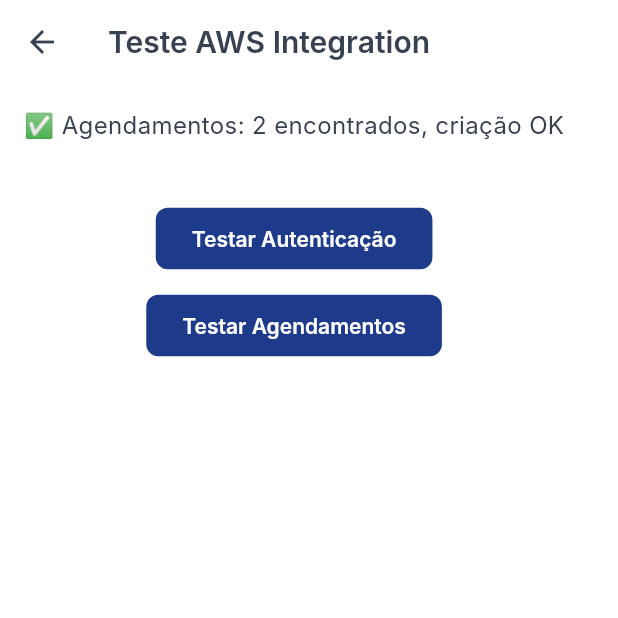
After one commit to leorecoa/flutter_application_1, a Flutter app: the TestAWSIntegration screen opened directly, after a tap on "Testar Autenticação", after a tap on "Testar Agendamentos", on a phone screen of 412 x 824 dp, the top half of it. The commit adds this screen. Run offline on Flutter 3.47's test engine with Material 3 defaults, Android fonts, the phone set to English and light mode, and no system bars; our stand-ins replace dio, fl_chart, flutter_riverpod, go_router, logger, pdf; missing offline and left inert: amplify_api, amplify_auth_cognito, amplify_flutter, amplify_storage_s3, mailer; accounts and stored records are empty; network calls fail; Roboto replaces fonts that are missing (Inter).

Commit message:
feat: Adicionar configuração e scripts para integração com AWS, incluindo deploy e serviços de agendamento

```diff
--- a/lib/core/config/aws_config.dart
+++ b/lib/core/config/aws_config.dart
@@ -1,11 +1,13 @@
 class AWSConfig {
-  // Substitua pelos valores do seu User Pool
   static const String region = 'us-east-1';
-  static const String userPoolId = 'us-east-1_XXXXXXXXX'; // Pegar do console
-  static const String clientId = 'xxxxxxxxxxxxxxxxxxxxxxxxxx'; // Pegar do console
-  static const String identityPoolId = 'us-east-1:xxxxxxxx-xxxx-xxxx-xxxx-xxxxxxxxxxxx'; // Opcional
+  static const String cognitoUserPoolId = 'us-east-1_1ILlzLRnO';
+  static const String cognitoClientId = '7pcl8uniop2pphr76mc5vk8lao';
+  static const String dynamoTableName = 'agendamentos-app-agendamentos';
 
-  // Endpoints
-  static const String cognitoEndpoint = 'https://cognito-idp.$region.amazonaws.com/';
-  static const String cognitoIdentityEndpoint = 'https://cognito-identity.$region.amazonaws.com/';
+  // Mock endpoints para desenvolvimento
+  static const String apiGatewayUrl = 'https://mock-api.dev';
+  static const String authEndpoint = '$apiGatewayUrl/auth';
+  static const String agendamentosEndpoint = '$apiGatewayUrl/agendamentos';
+  static const String pagamentosEndpoint = '$apiGatewayUrl/pagamentos';
+  static const String subscriptionEndpoint = '$apiGatewayUrl/subscription';
 }
--- /dev/null
+++ b/lib/core/services/api_client.dart
@@ -0,0 +1,85 @@
+import 'dart:convert';
+import 'package:http/http.dart' as http;
+import 'auth_service.dart';
+
+class ApiClient {
+  static Future<http.Response> get(String url) async {
+    final response = await http.get(
+      Uri.parse(url),
+      headers: AuthService.getAuthHeaders(),
+    );
+
+    if (response.statusCode == 401) {
+      final refreshed = await AuthService.refreshAccessToken();
+      if (refreshed) {
+        return await http.get(
+          Uri.parse(url),
+          headers: AuthService.getAuthHeaders(),
+        );
+      }
+    }
+
+    return response;
+  }
+
+  static Future<http.Response> post(String url, Map<String, dynamic> body) async {
+    final response = await http.post(
+      Uri.parse(url),
+      headers: AuthService.getAuthHeaders(),
+      body: json.encode(body),
+    );
+
+    if (response.statusCode == 401) {
+      final refreshed = await AuthService.refreshAccessToken();
+      if (refreshed) {
+        return await http.post(
+          Uri.parse(url),
+          headers: AuthService.getAuthHeaders(),
+          body: json.encode(body),
+        );
+      }
+    }
+
+    return response;
+  }
+
+  static Future<http.Response> put(String url, Map<String, dynamic> body) async {
+    final response = await http.put(
+      Uri.parse(url),
+      headers: AuthService.getAuthHeaders(),
+      body: json.encode(body),
+    );
+
+    if (response.statusCode == 401) {
+      final refreshed = await AuthService.refreshAccessToken();
+      if (refreshed) {
+        return await http.put(
+          Uri.parse(url),
+          headers: AuthService.getAuthHeaders(),
+          body: json.encode(body),
+        );
+      }
+    }
+
+    return response;
+  }
+
+  static Future<http.Response> delete(String url) async {
+    final response = await http.delete(
+      Uri.parse(url),
+      headers: AuthService.getAuthHeaders(),
+    );
+
+    if (response.statusCode == 401) {
+      final refreshed = await AuthService.refreshAccessToken();
+      if (refreshed) {
+        return await http.delete(
+          Uri.parse(url),
+          headers: AuthService.getAuthHeaders(),
+        );
+      }
+    }
+
+    return response;
+  }
+}
--- /dev/null
+++ b/lib/core/services/auth_service.dart
@@ -0,0 +1,89 @@
+import 'dart:convert';
+import 'package:http/http.dart' as http;
+import '../config/aws_config.dart';
+
+class AuthService {
+  static String? _accessToken;
+  static String? _refreshToken;
+  static String? _userId;
+
+  static String? get accessToken => _accessToken;
+  static String? get userId => _userId;
+  static bool get isAuthenticated => _accessToken != null;
+
+  static Future<bool> login(String email, String password) async {
+    try {
+      final response = await http.post(
+        Uri.parse('${AWSConfig.authEndpoint}/login'),
+        headers: {'Content-Type': 'application/json'},
+        body: json.encode({
+          'email': email,
+          'password': password,
+        }),
+      );
+
+      if (response.statusCode == 200) {
+        final data = json.decode(response.body);
+        _accessToken = data['accessToken'];
+        _refreshToken = data['refreshToken'];
+        _userId = data['userId'];
+        return true;
+      }
+      return false;
+    } catch (e) {
+      return false;
+    }
+  }
+
+  static Future<bool> register(String email, String password, String name) async {
+    try {
+      final response = await http.post(
+        Uri.parse('${AWSConfig.authEndpoint}/register'),
+        headers: {'Content-Type': 'application/json'},
+        body: json.encode({
+          'email': email,
+          'password': password,
+          'name': name,
+        }),
+      );
+
+      return response.statusCode == 201;
+    } catch (e) {
+      return false;
+    }
+  }
+
+  static Future<void> logout() async {
+    _accessToken = null;
+    _refreshToken = null;
+    _userId = null;
+  }
+
+  static Future<bool> refreshAccessToken() async {
+    if (_refreshToken == null) return false;
+
+    try {
+      final response = await http.post(
+        Uri.parse('${AWSConfig.authEndpoint}/refresh'),
+        headers: {'Content-Type': 'application/json'},
+        body: json.encode({'refreshToken': _refreshToken}),
+      );
+
+      if (response.statusCode == 200) {
+        final data = json.decode(response.body);
+        _accessToken = data['accessToken'];
+        return true;
+      }
+      return false;
+    } catch (e) {
+      return false;
+    }
+  }
+
+  static Map<String, String> getAuthHeaders() {
+    return {
+      'Content-Type': 'application/json',
+      if (_accessToken != null) 'Authorization': 'Bearer $_accessToken',
+    };
+  }
+}
--- a/lib/features/appointments/models/agendamento_model.dart
+++ b/lib/features/appointments/models/agendamento_model.dart
@@ -54,6 +54,41 @@
       observacoes: observacoes ?? this.observacoes,
     );
   }
+
+  Map<String, dynamic> toJson() {
+    return {
+      'id': id,
+      'clienteNome': clienteNome,
+      'clienteId': clienteId,
+      'servicoNome': servicoNome,
+      'servicoId': servicoId,
+      'barbeiroNome': barbeiroNome,
+      'barbeiroId': barbeiroId,
+      'dataHora': dataHora.toIso8601String(),
+      'status': status.name,
+      'valor': valor,
+      'observacoes': observacoes,
+    };
+  }
+
+  factory Agendamento.fromJson(Map<String, dynamic> json) {
+    return Agendamento(
+      id: json['id'],
+      clienteNome: json['clienteNome'],
+      clienteId: json['clienteId'],
+      servicoNome: json['servicoNome'],
+      servicoId: json['servicoId'],
+      barbeiroNome: json['barbeiroNome'],
+      barbeiroId: json['barbeiroId'],
+      dataHora: DateTime.parse(json['dataHora']),
+      status: StatusAgendamento.values.firstWhere(
+        (e) => e.name == json['status'],
+        orElse: () => StatusAgendamento.pendente,
+      ),
+      valor: json['valor'].toDouble(),
+      observacoes: json['observacoes'],
+    );
+  }
 }
 
 class Cliente {
--- a/lib/features/appointments/services/agendamento_service.dart
+++ b/lib/features/appointments/services/agendamento_service.dart
@@ -1,4 +1,7 @@
+import 'dart:convert';
 import '../models/agendamento_model.dart';
+import '../../../core/services/api_client.dart';
+import '../../../core/config/aws_config.dart';
 
 class AgendamentoService {
   static final List<Agendamento> _agendamentos = [
@@ -34,7 +37,15 @@
     StatusAgendamento? filtroStatus,
     DateTime? filtroData,
   }) async {
-    await Future.delayed(const Duration(milliseconds: 500));
+    try {
+      final response = await ApiClient.get(AWSConfig.agendamentosEndpoint);
+      if (response.statusCode == 200) {
+        final List<dynamic> data = json.decode(response.body);
+        return data.map((json) => Agendamento.fromJson(json)).toList();
+      }
+    } catch (e) {
+      // Fallback para dados locais
+    }
     return List.from(_agendamentos);
   }
 
@@ -60,7 +71,17 @@
   }
 
   static Future<Agendamento> criarAgendamento(Agendamento agendamento) async {
-    await Future.delayed(const Duration(milliseconds: 800));
+    try {
+      final response = await ApiClient.post(
+        AWSConfig.agendamentosEndpoint,
+        agendamento.toJson(),
+      );
+      if (response.statusCode == 201) {
+        return Agendamento.fromJson(json.decode(response.body));
+      }
+    } catch (e) {
+      // Fallback para dados locais
+    }
     final novoAgendamento = agendamento.copyWith(
       id: 'agend-${DateTime.now().millisecondsSinceEpoch}',
     );
@@ -69,7 +90,17 @@
   }
 
   static Future<Agendamento> atualizarAgendamento(Agendamento agendamento) async {
-    await Future.delayed(const Duration(milliseconds: 500));
+    try {
+      final response = await ApiClient.put(
+        '${AWSConfig.agendamentosEndpoint}/${agendamento.id}',
+        agendamento.toJson(),
+      );
+      if (response.statusCode == 200) {
+        return Agendamento.fromJson(json.decode(response.body));
+      }
+    } catch (e) {
+      // Fallback para dados locais
+    }
     final index = _agendamentos.indexWhere((a) => a.id == agendamento.id);
     if (index != -1) {
       _agendamentos[index] = agendamento;
--- /dev/null
+++ b/lib/test_aws_integration.dart
@@ -0,0 +1,104 @@
+import 'package:flutter/material.dart';
+import 'core/services/auth_service.dart';
+import 'features/appointments/services/agendamento_service.dart';
+import 'features/appointments/models/agendamento_model.dart';
+
+class TestAWSIntegration extends StatefulWidget {
+  const TestAWSIntegration({super.key});
+
+  @override
+  State<TestAWSIntegration> createState() => _TestAWSIntegrationState();
+}
+
+class _TestAWSIntegrationState extends State<TestAWSIntegration> {
+  String _status = 'Aguardando teste...';
+  bool _isLoading = false;
+
+  @override
+  Widget build(BuildContext context) {
+    return Scaffold(
+      appBar: AppBar(title: const Text('Teste AWS Integration')),
+      body: Padding(
+        padding: const EdgeInsets.all(16),
+        child: Column(
+          children: [
+            Text(_status, style: const TextStyle(fontSize: 16)),
+            const SizedBox(height: 20),
+            if (_isLoading) const CircularProgressIndicator(),
+            const SizedBox(height: 20),
+            ElevatedButton(
+              onPressed: _isLoading ? null : _testAuth,
+              child: const Text('Testar Autenticação'),
+            ),
+            const SizedBox(height: 10),
+            ElevatedButton(
+              onPressed: _isLoading ? null : _testAgendamentos,
+              child: const Text('Testar Agendamentos'),
+            ),
+          ],
+        ),
+      ),
+    );
+  }
+
+  Future<void> _testAuth() async {
+    setState(() {
+      _isLoading = true;
+      _status = 'Testando autenticação...';
+    });
+
+    try {
+      // Teste de login (vai falhar pois não temos API real)
+      final success = await AuthService.login('test@test.com', 'password123');
+      setState(() {
+        _status = success
+          ? '✅ Auth: Login simulado com sucesso'
+          : '⚠️ Auth: Fallback funcionando (API não disponível)';
+      });
+    } catch (e) {
+      setState(() {
+        _status = '⚠️ Auth: Fallback funcionando - $e';
+      });
+    }
+
+    setState(() => _isLoading = false);
+  }
+
+  Future<void> _testAgendamentos() async {
+    setState(() {
+      _isLoading = true;
+      _status = 'Testando agendamentos...';
+    });
+
+    try {
+      // Teste de busca de agendamentos
+      final agendamentos = await AgendamentoService.getAgendamentos();
+
+      // Teste de criação
+      final novoAgendamento = Agendamento(
+        id: '',
+        clienteNome: 'Teste Cliente',
+        clienteId: 'test-client',
+        servicoNome: 'Teste Serviço',
+        servicoId: 'test-service',
+        barbeiroNome: 'Teste Barbeiro',
+        barbeiroId: 'test-barbeiro',
+        dataHora: DateTime.now(),
+        valor: 50.0,
+        status: StatusAgendamento.pendente,
+      );
+
+      await AgendamentoService.criarAgendamento(novoAgendamento);
+
+      setState(() {
+        _status = '✅ Agendamentos: ${agendamentos.length} encontrados, criação OK';
+      });
+    } catch (e) {
+      setState(() {
+        _status = '❌ Erro nos agendamentos: $e';
+      });
+    }
+
+    setState(() => _isLoading = false);
+  }
+}
```
Also changed, not shown: aws/cloudformation-template.yaml (added, +64 -0 lines), lib/core/services/aws_cognito_service.dart (+5 -7 lines), 3 other files.
